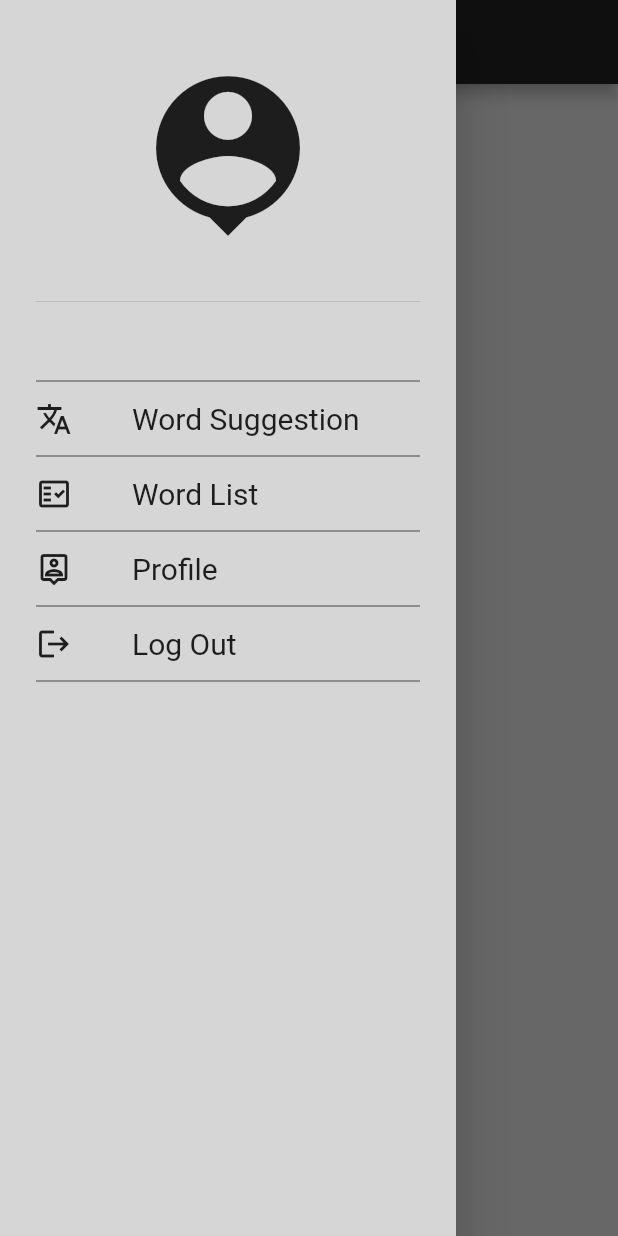
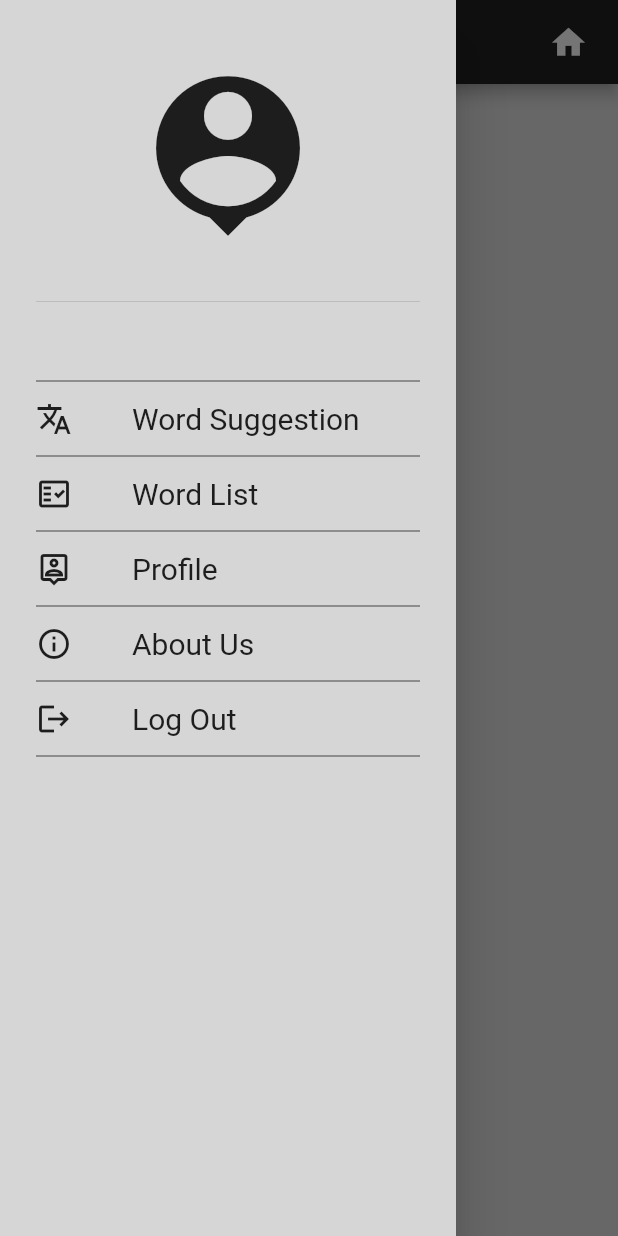
Before and after one commit to gyoyen/Word_Suggestion, a Flutter app: the screen it shows once a user with an empty profile is signed in, with the side drawer open, on a phone screen of 412 x 824 dp. Run offline on Flutter 3.47's test engine with Material 2 defaults, Android fonts, the light colour scheme and no system bars; our stand-ins replace firebase_auth, firebase_core, firebase_database; accounts and stored records are empty.

Commit message:
The classic drawer is complete. Screens are foldered. Device back key is disabled in 'home_screen'.

```diff
--- a/lib/main.dart
+++ b/lib/main.dart
@@ -1,8 +1,8 @@
 import 'package:firebase_auth/firebase_auth.dart';
 import 'package:firebase_core/firebase_core.dart';
 import 'package:flutter/material.dart';
-import 'package:word_suggestion/screens/login_screen.dart';
-import 'package:word_suggestion/screens/verify_screen.dart';
+import 'package:word_suggestion/screens_login/login_screen.dart';
+import 'package:word_suggestion/screens_login/verify_screen.dart';
 
 void main() async {
   WidgetsFlutterBinding.ensureInitialized();
--- a/lib/screens/home_screen.dart
+++ /dev/null
@@ -1,26 +0,0 @@
-import 'package:flutter/material.dart';
-import 'package:word_suggestion/drawer/drawer_sidebar.dart';
-
-class HomeScreen extends StatefulWidget {
-  const HomeScreen({
-    Key? key,
-  }) : super(key: key);
-
-  @override
-  State<HomeScreen> createState() => _HomeScreenState();
-}
-
-class _HomeScreenState extends State<HomeScreen> {
-  @override
-  Widget build(BuildContext context) {
-    return Scaffold(
-      backgroundColor: Colors.grey[300],
-      drawer: const DrawerSidebar(),
-      appBar: AppBar(
-        centerTitle: true,
-        backgroundColor: Colors.grey[900],
-        title: const Text("Word Suggestion"),
-      ),
-    );
-  }
-}
--- /dev/null
+++ b/lib/screens_home/home_screen.dart
@@ -0,0 +1,49 @@
+import 'package:flutter/cupertino.dart';
+import 'package:flutter/material.dart';
+import 'package:word_suggestion/drawer/drawer_sidebar.dart';
+
+class HomeScreen extends StatefulWidget {
+  const HomeScreen({
+    Key? key,
+  }) : super(key: key);
+
+  @override
+  State<HomeScreen> createState() => _HomeScreenState();
+}
+
+class _HomeScreenState extends State<HomeScreen> {
+  @override
+  Widget build(BuildContext context) {
+    return WillPopScope(
+      onWillPop: () async => false,
+      child: Scaffold(
+        backgroundColor: Colors.grey[300],
+        drawer: const DrawerSidebar(),
+        appBar: AppBar(
+          centerTitle: true,
+          backgroundColor: Colors.grey[900],
+          title: const Text("Home Screen"),
+          actions: <Widget>[
+            Padding(
+              padding: const EdgeInsets.only(right: 20.0),
+              child: GestureDetector(
+                onTap: () {
+                  Navigator.of(context).pushReplacement(
+                    CupertinoPageRoute(
+                      fullscreenDialog: true,
+                      builder: (context) => const HomeScreen(),
+                    ),
+                  );
+                },
+                child: const Icon(
+                  Icons.home,
+                  size: 26.0,
+                ),
+              ),
+            ),
+          ],
+        ),
+      ),
+    );
+  }
+}
--- a/lib/screens/login_screen.dart
+++ b/lib/screens_login/login_screen.dart
@@ -2,8 +2,8 @@ import 'package:firebase_auth/firebase_auth.dart';
 import 'package:flutter/cupertino.dart';
 import 'package:flutter/material.dart';
 import 'package:word_suggestion/custom_decoration.dart';
-import 'package:word_suggestion/screens/changepassword_screen.dart';
-import 'package:word_suggestion/screens/register_screen.dart';
+import 'package:word_suggestion/screens_login/changepassword_screen.dart';
+import 'package:word_suggestion/screens_login/register_screen.dart';
 
 class LoginScreen extends StatefulWidget {
   const LoginScreen({Key? key}) : super(key: key);
--- a/lib/screens/register_screen.dart
+++ b/lib/screens_login/register_screen.dart
@@ -4,7 +4,7 @@ import 'package:flutter/cupertino.dart';
 import 'package:flutter/material.dart';
 import 'package:intl/intl.dart';
 import 'package:word_suggestion/custom_decoration.dart';
-import 'package:word_suggestion/screens/verify_screen.dart';
+import 'package:word_suggestion/screens_login/verify_screen.dart';
 
 class RegisterScreen extends StatefulWidget {
   const RegisterScreen({Key? key}) : super(key: key);
--- a/lib/screens/verify_screen.dart
+++ b/lib/screens_login/verify_screen.dart
@@ -3,7 +3,7 @@ import 'dart:async';
 import 'package:firebase_auth/firebase_auth.dart';
 import 'package:flutter/cupertino.dart';
 import 'package:flutter/material.dart';
-import 'package:word_suggestion/screens/home_screen.dart';
+import 'package:word_suggestion/screens_home/home_screen.dart';
 
 class VerifyScreen extends StatefulWidget {
   const VerifyScreen({
--- a/pubspec.yaml
+++ b/pubspec.yaml
@@ -40,6 +40,7 @@ dependencies:
   firebase_database: ^9.0.16
   firebase_auth: ^3.3.20
   intl: ^0.17.0
+  hidden_drawer_menu: ^3.0.1
 
 dev_dependencies:
   flutter_test:
```
Also changed, not shown: lib/drawer/drawer_sidebar.dart (+45 -1 lines), lib/screens_home/aboutus_screen.dart (added, +46 -0 lines), lib/screens_home/profile_screen.dart (added, +46 -0 lines), lib/screens_home/suggestion_screen.dart (added, +46 -0 lines), lib/screens_home/word_screen.dart (added, +46 -0 lines), lib/screens_login/changepassword_screen.dart (renamed from lib/screens/changepassword_screen.dart), pubspec.lock.
